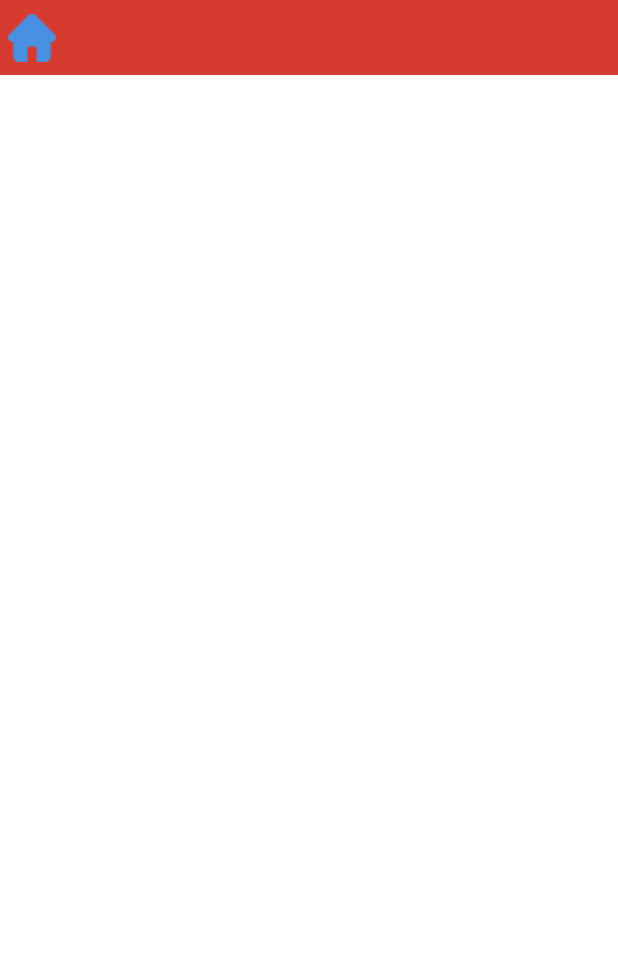
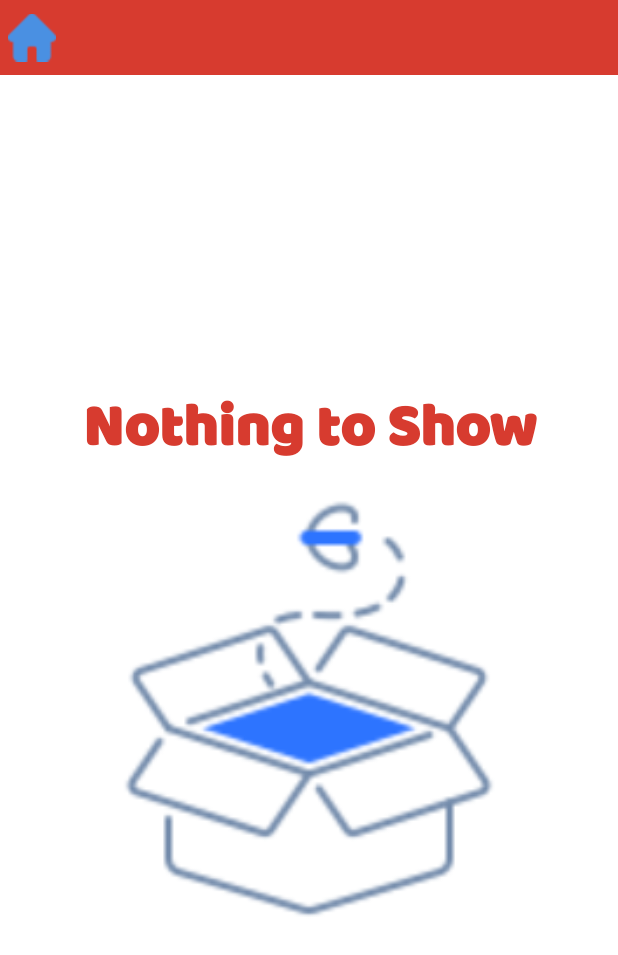
Before and after one commit to GeeklyCoder7/NewsApp, an Android app: the SavedArticlesActivity screen opened directly, with no data from a screen before it, on a phone screen of 412 x 824 dp. Shown: the top 955 px of the screen. Run offline under Robolectric (Android 15) with nearby library versions, the light colour scheme and no system bars; our stand-ins replace Room's generated code.

Commit message:
1. Added functionality to remove single article from offline database. 2. Also added functionality to remove all the articles from the offline database on removeAllArticlesButton click.

```diff
--- a/app/src/main/java/com/example/newsapp/activities/MainActivity.java
+++ b/app/src/main/java/com/example/newsapp/activities/MainActivity.java
@@ -90,6 +90,7 @@ public class MainActivity extends AppCompatActivity implements CategoryRecyclerV
             @Override
             public void onClick(View v) {
                 startActivity(new Intent(MainActivity.this, SavedArticlesActivity.class));
+                finish();
             }
         });
     }
--- a/app/src/main/java/com/example/newsapp/activities/SavedArticlesActivity.java
+++ b/app/src/main/java/com/example/newsapp/activities/SavedArticlesActivity.java
@@ -16,10 +16,13 @@ import com.example.newsapp.adapters.SavedArticlesRecyclerViewAdapter;
 import com.example.newsapp.databases.DatabaseHelper;
 import com.example.newsapp.databinding.ActivitySavedArticlesBinding;
 import com.example.newsapp.entities.ArticleEntity;
+import com.example.newsapp.interfaces.OnArticleRemovedListener;
 
 import java.util.ArrayList;
+import java.util.concurrent.ExecutorService;
+import java.util.concurrent.Executors;
 
-public class SavedArticlesActivity extends AppCompatActivity {
+public class SavedArticlesActivity extends AppCompatActivity implements OnArticleRemovedListener {
     ActivitySavedArticlesBinding binding;
     ArrayList<ArticleEntity> articleEntityArrayList;
     SavedArticlesRecyclerViewAdapter savedArticlesRecyclerViewAdapter;
@@ -47,6 +50,27 @@ public class SavedArticlesActivity extends AppCompatActivity {
             @Override
             public void onClick(View v) {
                 startActivity(new Intent(SavedArticlesActivity.this, MainActivity.class));
+                finish();
+            }
+        });
+
+        binding.deleteAllArticlesButton.setOnClickListener(new View.OnClickListener() {
+            @Override
+            public void onClick(View v) {
+                //calling deleteAllArticles() method inside ExecutorThread so that UI thread doesn't get affected
+                ExecutorService executorService = Executors.newSingleThreadExecutor();
+                executorService.execute(new Runnable() {
+                    @Override
+                    public void run() {
+                        databaseHelper.articleDao().deleteAllArticles();
+                        runOnUiThread(new Runnable() {
+                            @Override
+                            public void run() {
+                                onArticleRemoved();
+                            }
+                        });
+                    }
+                });
             }
         });
     }
@@ -59,10 +83,21 @@ public class SavedArticlesActivity extends AppCompatActivity {
 
     //Method for setting up the saved articles recyclerview
     private void setUpSavedArticlesRecyclerView() {
-        savedArticlesRecyclerViewAdapter = new SavedArticlesRecyclerViewAdapter(SavedArticlesActivity.this, articleEntityArrayList);
-        binding.savedArticlesRecyclerView.setLayoutManager(new LinearLayoutManager(SavedArticlesActivity.this));
-        binding.savedArticlesRecyclerView.setAdapter(savedArticlesRecyclerViewAdapter);
-        savedArticlesRecyclerViewAdapter.notifyDataSetChanged();
+        if (articleEntityArrayList.isEmpty()) {
+            binding.nothingToShowLinearLayout.setVisibility(View.VISIBLE);
+            binding.nestedScrollView.setVisibility(View.GONE);
+        } else {
+            binding.nestedScrollView.setVisibility(View.VISIBLE);
+            binding.nothingToShowLinearLayout.setVisibility(View.GONE);
+            savedArticlesRecyclerViewAdapter = new SavedArticlesRecyclerViewAdapter(SavedArticlesActivity.this, articleEntityArrayList, this::onArticleRemoved);
+            binding.savedArticlesRecyclerView.setLayoutManager(new LinearLayoutManager(SavedArticlesActivity.this));
+            binding.savedArticlesRecyclerView.setAdapter(savedArticlesRecyclerViewAdapter);
+        }
+    }
 
+    @Override
+    public void onArticleRemoved() {
+        binding.nothingToShowLinearLayout.setVisibility(View.VISIBLE);
+        binding.nestedScrollView.setVisibility(View.GONE);
     }
 }
--- a/app/src/main/java/com/example/newsapp/activities/SplashScreenActivity.java
+++ b/app/src/main/java/com/example/newsapp/activities/SplashScreenActivity.java
@@ -31,5 +31,7 @@ public class SplashScreenActivity extends AppCompatActivity {
                 startActivity(new Intent(SplashScreenActivity.this, MainActivity.class));
             }
         }, 1000);
+
+        finish();
     }
 }
--- a/app/src/main/java/com/example/newsapp/interfaces/ArticleDao.java
+++ b/app/src/main/java/com/example/newsapp/interfaces/ArticleDao.java
@@ -23,4 +23,7 @@ public interface ArticleDao {
 
     @Query("SELECT * FROM articles_table WHERE url = :url LIMIT 1")
     ArticleEntity searchForExistence(String url);
+
+    @Query("DELETE FROM articles_table")
+    void deleteAllArticles();
 }
--- /dev/null
+++ b/app/src/main/java/com/example/newsapp/interfaces/OnArticleRemovedListener.java
@@ -0,0 +1,5 @@
+package com.example.newsapp.interfaces;
+
+public interface OnArticleRemovedListener {
+    void onArticleRemoved();
+}
--- /dev/null
+++ b/app/src/main/res/drawable/remove_all_articles_icon.xml
@@ -0,0 +1,5 @@
+<vector xmlns:android="http://schemas.android.com/apk/res/android" android:height="24dp" android:tint="#FFFFFF" android:viewportHeight="24" android:viewportWidth="24" android:width="24dp">
+
+    <path android:fillColor="@android:color/white" android:pathData="M6,19c0,1.1 0.9,2 2,2h8c1.1,0 2,-0.9 2,-2V7H6v12zM19,4h-3.5l-1,-1h-5l-1,1H5v2h14V4z"/>
+
+</vector>
--- a/app/src/main/res/layout/activity_saved_articles.xml
+++ b/app/src/main/res/layout/activity_saved_articles.xml
@@ -29,6 +29,37 @@
 
     </LinearLayout>
 
+    <LinearLayout
+        android:id="@+id/nothingToShowLinearLayout"
+        android:layout_width="0dp"
+        android:layout_height="0dp"
+        android:layout_margin="5dp"
+        android:gravity="center"
+        android:orientation="vertical"
+        android:visibility="gone"
+        app:layout_constraintBottom_toBottomOf="parent"
+        app:layout_constraintEnd_toEndOf="parent"
+        app:layout_constraintStart_toStartOf="parent"
+        app:layout_constraintTop_toBottomOf="@+id/appBarHorizontalLayout">
+
+        <TextView
+            android:id="@+id/textView2"
+            android:layout_width="match_parent"
+            android:layout_height="wrap_content"
+            android:fontFamily="@font/baloo_bhai"
+            android:text="Nothing to Show"
+            android:textAlignment="center"
+            android:textColor="@color/primary_color"
+            android:textSize="40sp"
+            android:textStyle="bold" />
+
+        <ImageView
+            android:id="@+id/imageView2"
+            android:layout_width="match_parent"
+            android:layout_height="300dp"
+            app:srcCompat="@drawable/nothing_to_show_icon" />
+    </LinearLayout>
+
     <androidx.core.widget.NestedScrollView
         android:id="@+id/nestedScrollView"
         android:layout_width="0dp"
@@ -42,14 +73,29 @@
 
         <LinearLayout
             android:layout_width="match_parent"
-            android:layout_height="match_parent"
+            android:layout_height="wrap_content"
             android:layout_margin="5dp"
             android:orientation="vertical">
+
+            <Button
+                android:id="@+id/deleteAllArticlesButton"
+                android:layout_width="wrap_content"
+                android:layout_height="wrap_content"
+                android:layout_gravity="right"
+                android:layout_marginRight="8dp"
+                android:layout_marginBottom="5dp"
+                android:backgroundTint="@color/button_bg_color"
+                android:drawableLeft="@drawable/remove_all_articles_icon"
+                android:text="Remove All"
+                android:textColor="@color/white"
+                android:textSize="20sp"
+                android:visibility="visible" />
 
             <androidx.recyclerview.widget.RecyclerView
                 android:id="@+id/savedArticlesRecyclerView"
                 android:layout_width="match_parent"
-                android:layout_height="wrap_content" />
+                android:layout_height="wrap_content"
+                android:layout_marginTop="5dp" />
 
         </LinearLayout>
     </androidx.core.widget.NestedScrollView>
```
Also changed, not shown: app/src/main/java/com/example/newsapp/adapters/SavedArticlesRecyclerViewAdapter.java (+19 -2 lines), app/src/main/res/drawable/nothing_to_show_icon.png (added).
